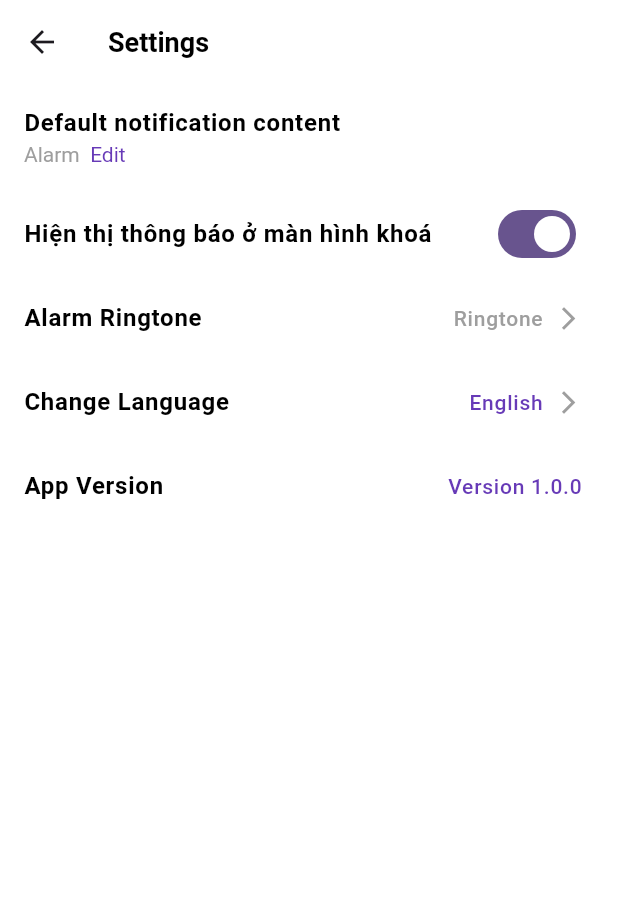
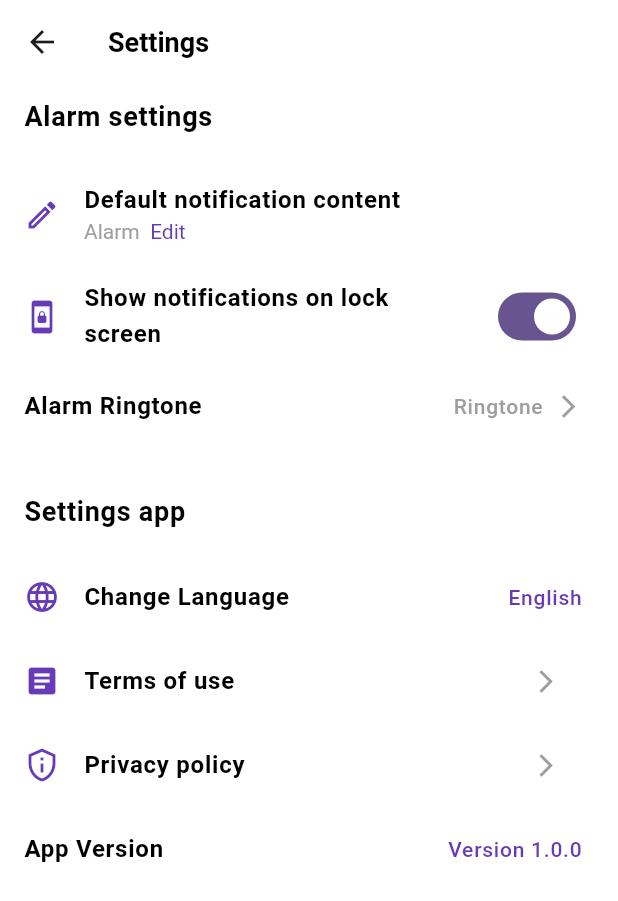
Before and after one commit to jeremienguyen20798/smart_clock, a Flutter app: the SettingsView screen opened directly, on a phone screen of 412 x 824 dp. Shown: the top 901 px of the screen. Run offline on Flutter 3.47's test engine with Material 3 defaults, Android fonts, the phone set to English and light mode, and no system bars; our stand-ins replace bloc, easy_localization, equatable, firebase_core, firebase_remote_config, flutter_bloc and 8 more; missing offline and left inert: android_power_manager; accounts and stored records are empty; project files that could hold a hidden picture were left out.

Commit message:
commit code: fix error not change language in prod env.

```diff
--- a/assets/translations/en-US.json
+++ b/assets/translations/en-US.json
@@ -32,5 +32,10 @@
     "calculating": "Calculating...",
     "hour": "hour",
     "minute": "minute",
-    "alarmAfter": "Alarm after"
+    "alarmAfter": "Alarm after",
+    "settingsApp": "Settings app",
+    "privacyPolicy": "Privacy policy",
+    "termsOfUse": "Terms of use",
+    "settingAlarm": "Alarm settings",
+    "displayAlarmInLockScreen": "Show notifications on lock screen"
 }
--- a/assets/translations/vi-VN.json
+++ b/assets/translations/vi-VN.json
@@ -32,5 +32,10 @@
     "calculating": "Đang tính toán...",
     "hour": "giờ",
     "minute": "phút",
-    "alarmAfter": "Báo thức sau"
+    "alarmAfter": "Báo thức sau",
+    "settingsApp": "Cài đặt ứng dụng",
+    "privacyPolicy": "Chính sách bảo mật",
+    "termsOfUse": "Điều khoản sử dụng",
+    "settingAlarm": "Cài đặt báo thức",
+    "displayAlarmInLockScreen": "Hiện thị thông báo ở màn hình khoá"
 }
--- a/lib/core/constants/app_constants.dart
+++ b/lib/core/constants/app_constants.dart
@@ -4,23 +4,7 @@ import 'package:smart_clock/data/models/alarm.dart';
 class AppConstants {
   static const String appName = 'Smart Clock';
   //Home Page
-  static const String homeTitleText = 'Chào bạn, ngày mới tốt lành';
   static const String alarm = 'Báo thức';
-  static const String deleteAlarm = 'Xoá';
-
-  //Setting Page
-  static const String addAlarmTitleText = 'Thêm báo thức';
-  static const String alarmSoundContent = 'Nhạc chuông';
-  static const String typeRepeatAlarm = 'Lặp lại';
-  static const String whenAlarm = 'Rung khi báo thức';
-  static const String whenDelete = 'Xoá báo thức sau khi thông báo';
-  static const String inputAlarmNote = 'Ghi chú báo thức';
-  static const String inputNote = 'Nhập ghi chú';
-  static const String cancel = 'Huỷ';
-  static const String confirm = 'Đặt';
-  static const String edit = 'Chỉnh sửa';
-  static const String titleSettings = 'Cài đặt';
-  static const String defaultContentNotify = 'Nội dung thông báo mặc định';
 
   //General
   static const String daily = 'Hằng ngày';
@@ -30,10 +14,9 @@ class AppConstants {
   static const String emptyText = 'Chưa có báo thức nào';
   static const String titlePrompt = 'Prompt';
   static const String errorText = 'Đã xảy ra lỗi';
-  static const String messagePrompt = 'Tạo báo thức với yêu cầu của bạn';
-  static const String warning = "Cảnh báo";
-  static const String warningContent =
-      'Chế độ tiết kiệm pin đang bật với ứng dụng này. Vui lòng tắt chế độ, nếu muốn nhận thông báo chính xác.';
+
+  static const String privacyPolicyUrl =
+      'https://www.termsfeed.com/live/abc23aaf-9363-466d-a53e-c91bdc1e75f1';
   static Alarm demoAlarm = Alarm(
       alarmId: StringUtils.generateAlarmIdStr(),
       alarmDateTime: DateTime.now().add(const Duration(minutes: 5)),
--- a/lib/features/settings/bloc/settings_bloc.dart
+++ b/lib/features/settings/bloc/settings_bloc.dart
@@ -1,18 +1,26 @@
 import 'package:flutter_bloc/flutter_bloc.dart';
 import 'package:shared_preferences/shared_preferences.dart';
+import 'package:smart_clock/core/constants/app_constants.dart';
 import 'package:smart_clock/di.dart';
 import 'package:smart_clock/features/settings/bloc/settings_event.dart';
 import 'package:smart_clock/features/settings/bloc/settings_state.dart';
+import 'package:url_launcher/url_launcher.dart';
 
 class SettingsBloc extends Bloc<SettingsEvent, SettingsState> {
   final prefs = getIt.get<SharedPreferences>();
 
   SettingsBloc() : super(InitSettingState()) {
     on<OnGetDefaultConfigsEvent>(_onGetDefaultConfigs);
+    on<OnPrivacyPolicyEvent>(_onPrivacyPolicy);
   }
 
   void _onGetDefaultConfigs(
       OnGetDefaultConfigsEvent event, Emitter<SettingsState> emitter) {
     emitter(GetDefaultConfigsState(false));
   }
+
+  Future<void> _onPrivacyPolicy(
+      OnPrivacyPolicyEvent event, Emitter<SettingsState> emitter) async {
+    launchUrl(Uri.parse(AppConstants.privacyPolicyUrl));
+  }
 }
--- a/lib/features/settings/bloc/settings_event.dart
+++ b/lib/features/settings/bloc/settings_event.dart
@@ -1,3 +1,5 @@
 abstract class SettingsEvent {}
 
 class OnGetDefaultConfigsEvent extends SettingsEvent {}
+
+class OnPrivacyPolicyEvent extends SettingsEvent {}
--- a/lib/features/settings/view/settings_view.dart
+++ b/lib/features/settings/view/settings_view.dart
@@ -5,6 +5,7 @@ import 'package:flutter_bloc/flutter_bloc.dart';
 import 'package:smart_clock/core/extensions/locale_extension.dart';
 import 'package:smart_clock/core/utils/bottomsheet_utils.dart';
 import 'package:smart_clock/features/settings/bloc/settings_bloc.dart';
+import 'package:smart_clock/features/settings/bloc/settings_event.dart';
 import 'package:smart_clock/features/settings/bloc/settings_state.dart';
 
 import '../../../core/utils/dialog_utils.dart';
@@ -42,6 +43,23 @@ class SettingsView extends StatelessWidget {
           children: [
             ListTile(
               title: Text(
+                'settingAlarm'.tr(),
+                style: const TextStyle(
+                  fontSize: 18.0,
+                  color: Colors.black,
+                  fontWeight: FontWeight.bold,
+                ),
+              ),
+              subtitle: Column(
+                crossAxisAlignment: CrossAxisAlignment.start,
+                mainAxisSize: MainAxisSize.min,
+                children: [
+                  const SizedBox(height: 16.0),
+                  ListTile(
+                    leading: const Icon(Icons.edit_outlined,
+                        color: Colors.deepPurple),
+                    contentPadding: EdgeInsets.zero,
+                    title: Text(
                       'defaultContentNotify'.tr(),
                       style: const TextStyle(
                         fontSize: 16.0,
@@ -61,7 +79,8 @@ class SettingsView extends StatelessWidget {
                           TextSpan(
                               recognizer: TapGestureRecognizer()
                                 ..onTap = () {
-                            DialogUtils.showEditMessageNotiDialog(context);
+                                  DialogUtils.showEditMessageNotiDialog(
+                                      context);
                                 },
                               text: 'edit'.tr(),
                               style: const TextStyle(
@@ -69,8 +88,11 @@ class SettingsView extends StatelessWidget {
                         ])),
                   ),
                   ListTile(
-              title: const Text('Hiện thị thông báo ở màn hình khoá',
-                  style: TextStyle(
+                    leading: const Icon(Icons.screen_lock_portrait_outlined,
+                        color: Colors.deepPurple),
+                    contentPadding: EdgeInsets.zero,
+                    title: Text('displayAlarmInLockScreen'.tr(),
+                        style: const TextStyle(
                           fontSize: 16.0,
                           color: Colors.black,
                           fontWeight: FontWeight.bold,
@@ -78,6 +100,7 @@ class SettingsView extends StatelessWidget {
                     trailing: Switch(value: true, onChanged: (value) {}),
                   ),
                   ListTile(
+                    contentPadding: EdgeInsets.zero,
                     title: Text(
                       'alarmSoundContent'.tr(),
                       style: const TextStyle(
@@ -108,7 +131,27 @@ class SettingsView extends StatelessWidget {
                       ],
                     ),
                   ),
+                ],
+              ),
+            ),
+            const SizedBox(height: 12.0),
             ListTile(
+              title: Text(
+                'settingsApp'.tr(),
+                style: const TextStyle(
+                    fontSize: 18.0,
+                    color: Colors.black,
+                    fontWeight: FontWeight.bold),
+              ),
+              subtitle: Column(
+                crossAxisAlignment: CrossAxisAlignment.start,
+                mainAxisSize: MainAxisSize.min,
+                children: [
+                  const SizedBox(height: 16.0),
+                  ListTile(
+                    contentPadding: EdgeInsets.zero,
+                    leading: const Icon(Icons.language_outlined,
+                        color: Colors.deepPurple),
                     onTap: () {
                       BottomsheetUtils.showChangeLanguageBottomSheet(context,
                           (locale) {
@@ -124,29 +167,66 @@ class SettingsView extends StatelessWidget {
                         fontWeight: FontWeight.bold,
                       ),
                     ),
-              trailing: Row(
-                crossAxisAlignment: CrossAxisAlignment.center,
-                mainAxisSize: MainAxisSize.min,
-                children: [
-                  Text(
+                    trailing: Text(
                       localeName,
                       style: const TextStyle(
                         fontSize: 14.0,
                         color: Colors.deepPurple,
                       ),
                     ),
-                  const SizedBox(width: 8.0),
-                  InkWell(
-                      onTap: () {},
-                      child: const Icon(
+                  ),
+                  ListTile(
+                    onTap: () {
+                      context.read<SettingsBloc>().add(OnPrivacyPolicyEvent());
+                    },
+                    contentPadding: EdgeInsets.zero,
+                    leading:
+                        const Icon(Icons.article, color: Colors.deepPurple),
+                    title: Text(
+                      'termsOfUse'.tr(),
+                      style: const TextStyle(
+                        fontSize: 16.0,
+                        color: Colors.black,
+                        fontWeight: FontWeight.bold,
+                      ),
+                    ),
+                    trailing: IconButton(
+                        onPressed: () {},
+                        icon: const Icon(
                           Icons.arrow_forward_ios,
                           color: Colors.grey,
                           size: 18.0,
-                      ))
-                ],
+                        )),
+                  ),
+                  ListTile(
+                    onTap: () {
+                      context.read<SettingsBloc>().add(OnPrivacyPolicyEvent());
+                    },
+                    contentPadding: EdgeInsets.zero,
+                    leading: const Icon(Icons.privacy_tip_outlined,
+                        color: Colors.deepPurple),
+                    title: Text(
+                      'privacyPolicy'.tr(),
+                      style: const TextStyle(
+                        fontSize: 16.0,
+                        color: Colors.black,
+                        fontWeight: FontWeight.bold,
                       ),
                     ),
+                    trailing: IconButton(
+                        onPressed: () {
+                          context
+                              .read<SettingsBloc>()
+                              .add(OnPrivacyPolicyEvent());
+                        },
+                        icon: const Icon(
+                          Icons.arrow_forward_ios,
+                          color: Colors.grey,
+                          size: 18.0,
+                        )),
+                  ),
                   ListTile(
+                    contentPadding: EdgeInsets.zero,
                     title: Text(
                       'appVersion'.tr(),
                       style: const TextStyle(
@@ -165,6 +245,9 @@ class SettingsView extends StatelessWidget {
                   ),
                 ],
               ),
+            ),
+          ],
+        ),
       );
     });
   }
--- a/lib/main_prod.dart
+++ b/lib/main_prod.dart
@@ -13,6 +13,7 @@ import 'domain/repository/remote_config_repository.dart';
 
 void main() async {
   WidgetsFlutterBinding.ensureInitialized();
+  await EasyLocalization.ensureInitialized();
   SystemChrome.setPreferredOrientations(
       [DeviceOrientation.portraitDown, DeviceOrientation.portraitUp]);
   await Firebase.initializeApp(options: DefaultFirebaseOptions.currentPlatform);
--- a/pubspec.yaml
+++ b/pubspec.yaml
@@ -63,6 +63,7 @@ dependencies:
   android_power_manager: ^1.0.0
   # in_app_purchase: ^3.2.0
   easy_localization: ^3.0.7
+  url_launcher: ^6.3.1
 
 dev_dependencies:
   flutter_test:
```
Also changed, not shown: pubspec.lock, 6 other files. Lines whose indentation alone changed are shown as unchanged.
